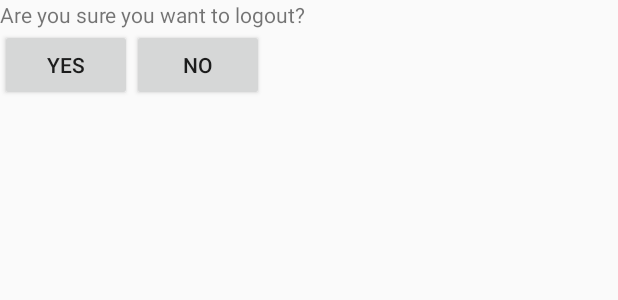
After one commit to CEDEUS/STRIDE-native-android, an Android app: the layout confir_logout.xml on its own in the app's theme, with its tools: preview values and no code run, on a phone screen of 412 x 824 dp. The commit adds this screen. Shown: the top 300 px of the screen. Run offline under Robolectric (Android 15) with nearby library versions, the phone set to English and light mode, and no system bars.

Commit message:
add_ functionality 4 category and implement 2 new menu

```diff
--- /dev/null
+++ b/app/src/main/res/layout/confir_logout.xml
@@ -0,0 +1,30 @@
+<?xml version="1.0" encoding="utf-8"?>
+<android.support.constraint.ConstraintLayout
+    xmlns:android="http://schemas.android.com/apk/res/android" android:layout_width="match_parent"
+    android:layout_height="match_parent">
+    <LinearLayout
+        android:layout_width="wrap_content"
+        android:layout_height="wrap_content"
+        android:orientation="vertical">
+        <TextView
+            android:layout_width="wrap_content"
+            android:layout_height="wrap_content"
+            android:text="@string/are_you_sure_you_want_to_logout"/>
+        <LinearLayout
+            android:layout_width="wrap_content"
+            android:layout_height="wrap_content">
+            <Button
+                android:layout_width="wrap_content"
+                android:layout_height="wrap_content"
+                android:id="@+id/logout_yes"
+                android:text="@string/yes"/>
+            <Button
+                android:layout_width="wrap_content"
+                android:layout_height="wrap_content"
+                android:id="@+id/logout_no"
+                android:text="@string/no"/>
+        </LinearLayout>
+
+    </LinearLayout>
+
+</android.support.constraint.ConstraintLayout>
--- /dev/null
+++ b/app/src/main/res/layout/content_dialogchosenidioms.xml
@@ -0,0 +1,6 @@
+<?xml version="1.0" encoding="utf-8"?>
+<android.support.constraint.ConstraintLayout
+    xmlns:android="http://schemas.android.com/apk/res/android" android:layout_width="match_parent"
+    android:layout_height="match_parent">
+
+</android.support.constraint.ConstraintLayout>
--- a/app/src/main/res/menu/activity_forms_drawer.xml
+++ b/app/src/main/res/menu/activity_forms_drawer.xml
@@ -11,6 +11,11 @@
             android:id="@+id/nav_gallery"
             android:title="Feedback" />
         <item
+            android:id="@+id/change_idioms"
+            android:title="@string/change_idioms"/>
+
+
+        <item
             android:id="@+id/nav_slideshow"
             android:title="Logout" />
         <item
```
Also changed, not shown: app/src/main/java/com/example/oscarplaza/stride/ConfirLogout.java (added, +46 -0 lines), app/src/main/java/com/example/oscarplaza/stride/MainActivity.java (+19 -2 lines), app/src/main/java/com/example/oscarplaza/stride/ViewDialog.java (+12 -0 lines), app/src/main/res/layout/content_dialogabout.xml (+8 -5 lines), app/src/main/res/values/strings.xml (+10 -6 lines).
